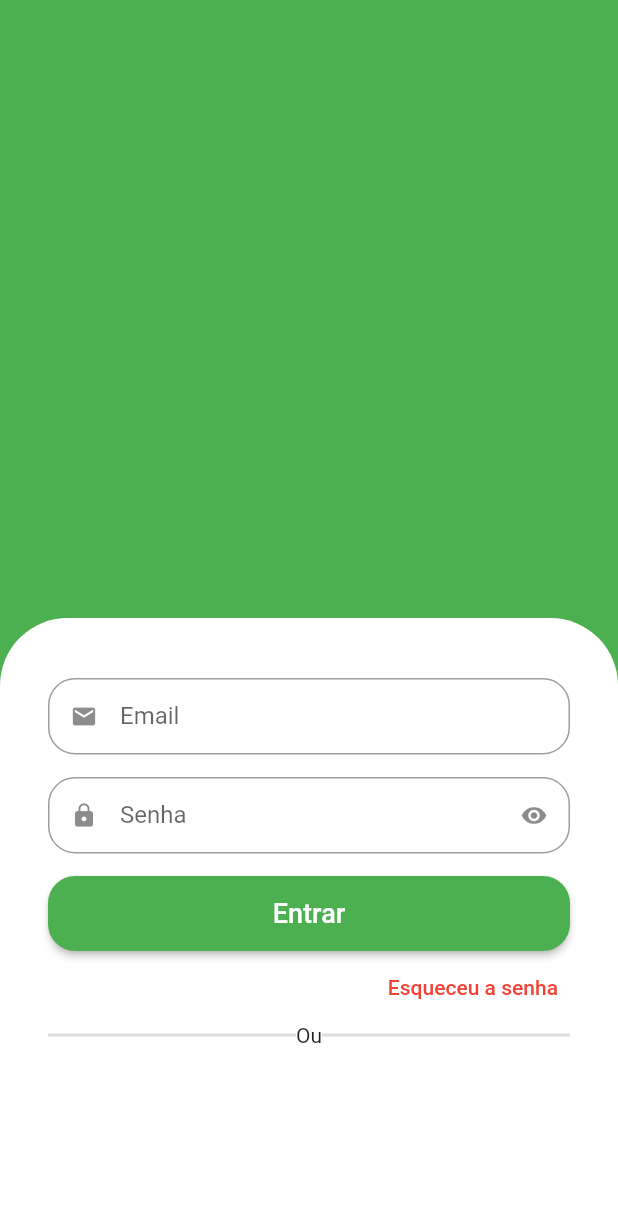
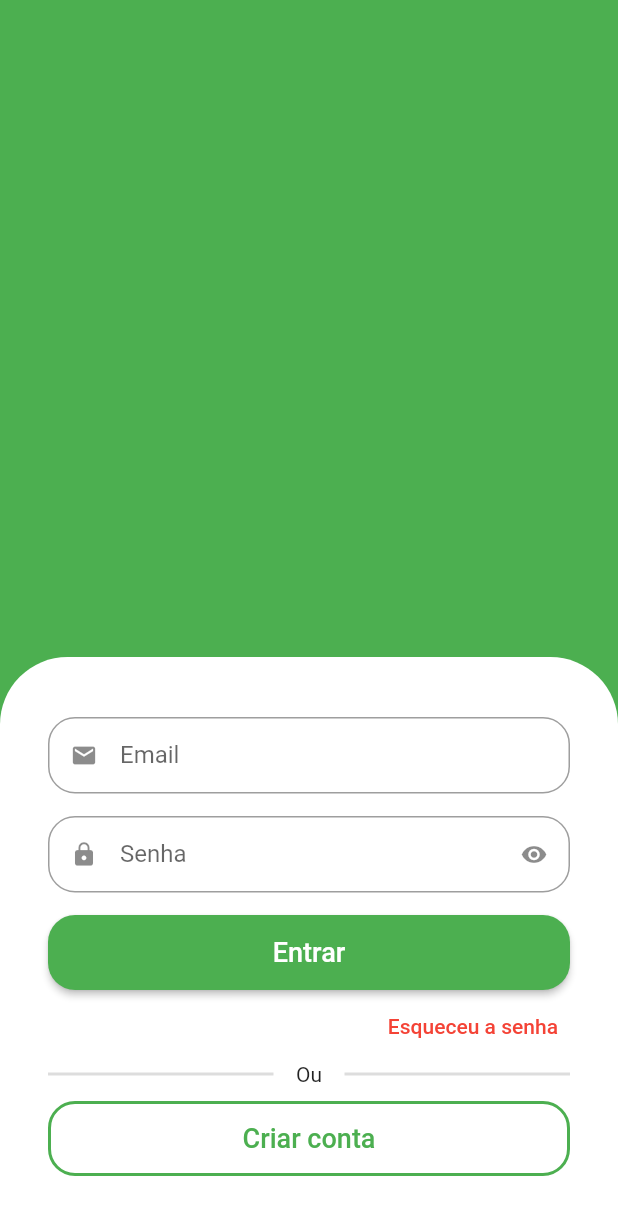
Before and after one commit to SandroRF1973/greengrocer, a Flutter app: the screen it shows after launch, on a phone screen of 412 x 824 dp. Shown: the top 1215 px of the screen. Run offline on Flutter 3.47's test engine with Material 2 defaults, Android fonts, the phone set to English and light mode, and no system bars.

Commit message:
Aula - 08

```diff
--- a/lib/src/auth/sign_in_screen.dart
+++ b/lib/src/auth/sign_in_screen.dart
@@ -15,8 +15,7 @@ class SignInScreen extends StatelessWidget {
               color: Colors.green,
             ),
           ),
-          Expanded(
-            child: Container(
+          Container(
             padding: const EdgeInsets.symmetric(horizontal: 32, vertical: 40),
             decoration: const BoxDecoration(
               color: Colors.white,
@@ -53,6 +52,7 @@ class SignInScreen extends StatelessWidget {
                     ),
                   ),
                 ),
+                // Esqueceu a senha
                 Align(
                   alignment: Alignment.centerRight,
                   child: TextButton(
@@ -63,7 +63,10 @@ class SignInScreen extends StatelessWidget {
                     ),
                   ),
                 ),
-                  Row(
+                // Divisor
+                Padding(
+                  padding: const EdgeInsets.only(bottom: 10),
+                  child: Row(
                     children: [
                       Expanded(
                         child: Divider(
@@ -71,7 +74,10 @@ class SignInScreen extends StatelessWidget {
                           thickness: 2,
                         ),
                       ),
-                      const Text('Ou'),
+                      const Padding(
+                        padding: EdgeInsets.symmetric(horizontal: 15),
+                        child: Text('Ou'),
+                      ),
                       Expanded(
                         child: Divider(
                           color: Colors.grey.withAlpha(90),
@@ -80,8 +86,25 @@ class SignInScreen extends StatelessWidget {
                       ),
                     ],
                   ),
+                ),
+                // Botão de novo usuário
+                SizedBox(
+                  height: 50,
+                  child: OutlinedButton(
+                    style: OutlinedButton.styleFrom(
+                      shape: RoundedRectangleBorder(
+                        borderRadius: BorderRadius.circular(18),
+                      ),
+                      side: const BorderSide(width: 2, color: Colors.green),
+                    ),
+                    onPressed: () {},
+                    child: const Text(
+                      'Criar conta',
+                      style: TextStyle(fontSize: 18),
+                    ),
+                  ),
+                ),
               ],
-              ),
             ),
           ),
         ],
```
Lines whose indentation alone changed are shown as unchanged.
